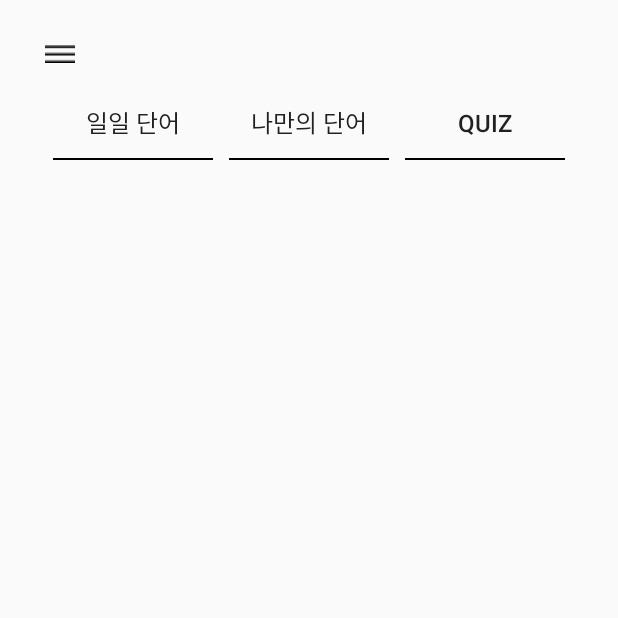
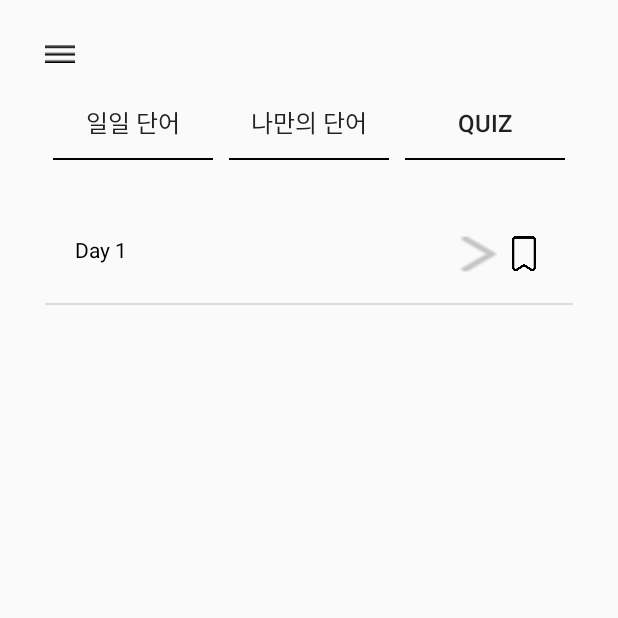
Before and after one commit to DahyeLee2232/WordDB, an Android app: the TodayWordFragment screen opened directly, with no data from a screen before it, on a phone screen of 412 x 824 dp, the top half of it. Run offline under Robolectric (Android 15) with nearby library versions, the phone set to English and light mode, and no system bars.

Commit message:
modify listview xml

```diff
--- a/app/src/main/java/com/example/wordwallet/MyWordFragment.java
+++ b/app/src/main/java/com/example/wordwallet/MyWordFragment.java
@@ -22,6 +22,7 @@ public class MyWordFragment extends Fragment {
 
     Button addBtn;
     ExpandableListView listView;
+
     MyExpandableListAdapter adapter;
     ArrayList<ParentItem>  wordLists;        //단어장 이름
     ArrayList<ArrayList<ChildItem>> wordList;        //단어장 리스트
--- a/app/src/main/res/layout/fragment_todayword.xml
+++ b/app/src/main/res/layout/fragment_todayword.xml
@@ -4,13 +4,9 @@
     android:layout_width="match_parent">
 
 
-
-    <androidx.recyclerview.widget.RecyclerView
-        android:id="@+id/todayword_recycler"
+    <ExpandableListView
+        android:id="@+id/expandable_wordlist"
         android:layout_width="match_parent"
-        android:layout_height="match_parent">
-
-    </androidx.recyclerview.widget.RecyclerView>
-
+        android:layout_height="match_parent" />
 
 </RelativeLayout>
```
Also changed, not shown: app/src/main/java/com/example/wordwallet/WordListSelect.java (+27 -9 lines).
